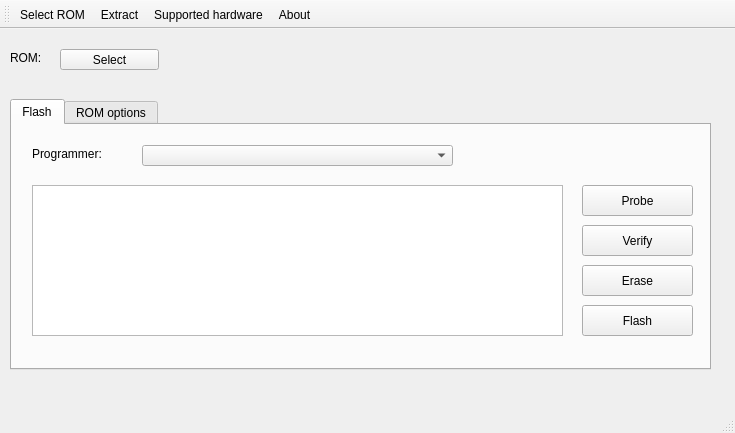
Old version of the form mainwindow.ui in the repository lukaszdmitrowski/coreboot_flashtool.
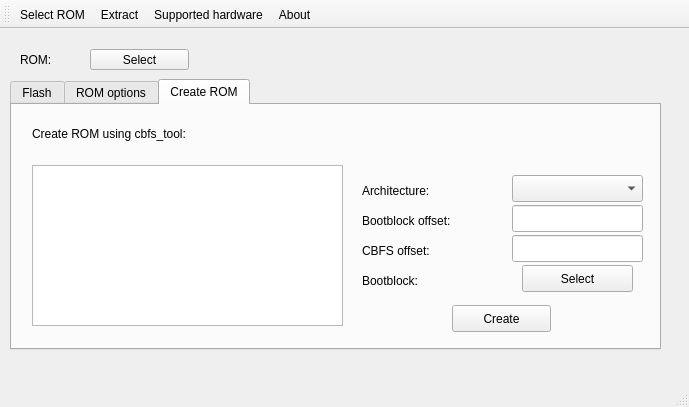
New version of the form. The open tabs and pages were chosen to show the change. Icons and pictures are not drawn.

Commit message: [ADD] Added Create ROM tab

The edit to the form file:
```diff
--- a/mainwindow.ui
+++ b/mainwindow.ui
@@ -6,8 +6,8 @@
    <rect>
     <x>0</x>
     <y>0</y>
-    <width>735</width>
-    <height>433</height>
+    <width>689</width>
+    <height>407</height>
    </rect>
   </property>
   <property name="windowTitle">
@@ -35,8 +35,8 @@
     <property name="geometry">
      <rect>
       <x>10</x>
-      <y>70</y>
-      <width>701</width>
+      <y>50</y>
+      <width>651</width>
       <height>271</height>
      </rect>
     </property>
@@ -80,20 +80,20 @@
      <widget class="QPushButton" name="b_probe">
       <property name="geometry">
        <rect>
-        <x>570</x>
+        <x>520</x>
         <y>60</y>
         <width>111</width>
         <height>31</height>
        </rect>
       </property>
       <property name="text">
-       <string>Probe</string>
+       <string>Read</string>
       </property>
      </widget>
      <widget class="QPushButton" name="b_erase">
       <property name="geometry">
        <rect>
-        <x>570</x>
+        <x>520</x>
         <y>140</y>
         <width>111</width>
         <height>31</height>
@@ -106,7 +106,7 @@
      <widget class="QPushButton" name="b_flash">
       <property name="geometry">
        <rect>
-        <x>570</x>
+        <x>520</x>
         <y>180</y>
         <width>111</width>
         <height>31</height>
@@ -121,15 +121,15 @@
        <rect>
         <x>20</x>
         <y>60</y>
-        <width>531</width>
-        <height>151</height>
+        <width>481</width>
+        <height>161</height>
        </rect>
       </property>
      </widget>
      <widget class="QPushButton" name="b_probe_2">
       <property name="geometry">
        <rect>
-        <x>570</x>
+        <x>520</x>
         <y>100</y>
         <width>111</width>
         <height>31</height>
@@ -215,15 +215,188 @@
        <string>ROM info:</string>
       </property>
      </widget>
+     <widget class="QLabel" name="label_7">
+      <property name="geometry">
+       <rect>
+        <x>530</x>
+        <y>80</y>
+        <width>91</width>
+        <height>17</height>
+       </rect>
+      </property>
+      <property name="text">
+       <string>Components:</string>
+      </property>
+     </widget>
+    </widget>
+    <widget class="QWidget" name="tab">
+     <attribute name="icon">
+      <iconset resource="resources.qrc">
+       <normaloff>:/Icons/icons/create.png</normaloff>:/Icons/icons/create.png</iconset>
+     </attribute>
+     <attribute name="title">
+      <string>Create ROM</string>
+     </attribute>
+     <widget class="QLabel" name="label_2">
+      <property name="geometry">
+       <rect>
+        <x>350</x>
+        <y>70</y>
+        <width>101</width>
+        <height>31</height>
+       </rect>
+      </property>
+      <property name="text">
+       <string>Architecture:</string>
+      </property>
+     </widget>
+     <widget class="QLabel" name="label_3">
+      <property name="geometry">
+       <rect>
+        <x>350</x>
+        <y>100</y>
+        <width>131</width>
+        <height>31</height>
+       </rect>
+      </property>
+      <property name="text">
+       <string>Bootblock offset:</string>
+      </property>
+     </widget>
+     <widget class="QLabel" name="label_4">
+      <property name="geometry">
+       <rect>
+        <x>350</x>
+        <y>130</y>
+        <width>101</width>
+        <height>31</height>
+       </rect>
+      </property>
+      <property name="text">
+       <string>CBFS offset:</string>
+      </property>
+     </widget>
+     <widget class="QLabel" name="label_5">
+      <property name="geometry">
+       <rect>
+        <x>350</x>
+        <y>160</y>
+        <width>101</width>
+        <height>31</height>
+       </rect>
+      </property>
+      <property name="text">
+       <string>Bootblock:</string>
+      </property>
+     </widget>
+     <widget class="QLineEdit" name="lineEdit">
+      <property name="geometry">
+       <rect>
+        <x>500</x>
+        <y>100</y>
+        <width>131</width>
+        <height>27</height>
+       </rect>
+      </property>
+     </widget>
+     <widget class="QLineEdit" name="lineEdit_2">
+      <property name="geometry">
+       <rect>
+        <x>500</x>
+        <y>130</y>
+        <width>131</width>
+        <height>27</height>
+       </rect>
+      </property>
+     </widget>
+     <widget class="QPushButton" name="pushButton">
+      <property name="geometry">
+       <rect>
+        <x>510</x>
+        <y>160</y>
+        <width>111</width>
+        <height>27</height>
+       </rect>
+      </property>
+      <property name="text">
+       <string>Select</string>
+      </property>
+     </widget>
+     <widget class="QLabel" name="label_6">
+      <property name="geometry">
+       <rect>
+        <x>250</x>
+        <y>30</y>
+        <width>351</width>
+        <height>17</height>
+       </rect>
+      </property>
+      <property name="text">
+       <string/>
+      </property>
+     </widget>
+     <widget class="QComboBox" name="comboBox">
+      <property name="geometry">
+       <rect>
+        <x>500</x>
+        <y>70</y>
+        <width>131</width>
+        <height>27</height>
+       </rect>
+      </property>
+     </widget>
+     <widget class="QPushButton" name="pushButton_2">
+      <property name="geometry">
+       <rect>
+        <x>440</x>
+        <y>200</y>
+        <width>99</width>
+        <height>27</height>
+       </rect>
+      </property>
+      <property name="text">
+       <string>Create</string>
+      </property>
+     </widget>
+     <widget class="QTextEdit" name="textEdit_3">
+      <property name="geometry">
+       <rect>
+        <x>20</x>
+        <y>60</y>
+        <width>311</width>
+        <height>161</height>
+       </rect>
+      </property>
+      <property name="html">
+       <string>&lt;!DOCTYPE HTML PUBLIC &quot;-//W3C//DTD HTML 4.0//EN&quot; &quot;http://www.w3.org/TR/REC-html40/strict.dtd&quot;&gt;
+&lt;html&gt;&lt;head&gt;&lt;meta name=&quot;qrichtext&quot; content=&quot;1&quot; /&gt;&lt;style type=&quot;text/css&quot;&gt;
+p, li { white-space: pre-wrap; }
+&lt;/style&gt;&lt;/head&gt;&lt;body style=&quot; font-family:'Ubuntu'; font-size:11pt; font-weight:400; font-style:normal;&quot;&gt;
+&lt;p style=&quot;-qt-paragraph-type:empty; margin-top:0px; margin-bottom:0px; margin-left:0px; margin-right:0px; -qt-block-indent:0; text-indent:0px;&quot;&gt;&lt;br /&gt;&lt;/p&gt;&lt;/body&gt;&lt;/html&gt;</string>
+      </property>
+     </widget>
+     <widget class="QLabel" name="label_8">
+      <property name="geometry">
+       <rect>
+        <x>20</x>
+        <y>20</y>
+        <width>211</width>
+        <height>17</height>
+       </rect>
+      </property>
+      <property name="text">
+       <string>Create ROM using cbfs_tool:</string>
+      </property>
+     </widget>
     </widget>
    </widget>
    <widget class="QLabel" name="l_payload">
     <property name="geometry">
      <rect>
-      <x>10</x>
+      <x>20</x>
       <y>20</y>
       <width>61</width>
-      <height>17</height>
+      <height>21</height>
      </rect>
     </property>
     <property name="text">
@@ -233,7 +406,7 @@
    <widget class="QPushButton" name="b_sel_payload">
     <property name="geometry">
      <rect>
-      <x>60</x>
+      <x>90</x>
       <y>20</y>
       <width>99</width>
       <height>21</height>
```
Left out of the diff: 18 changed lines with no effect on the pictures. The commit also changes 1 other file.
